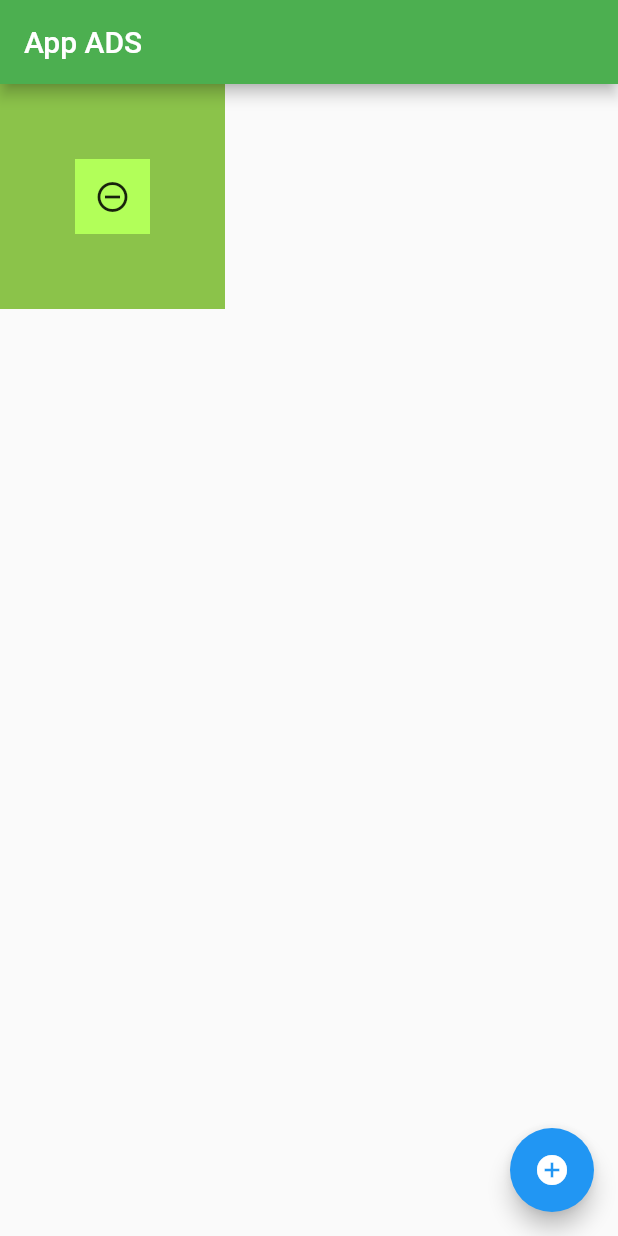
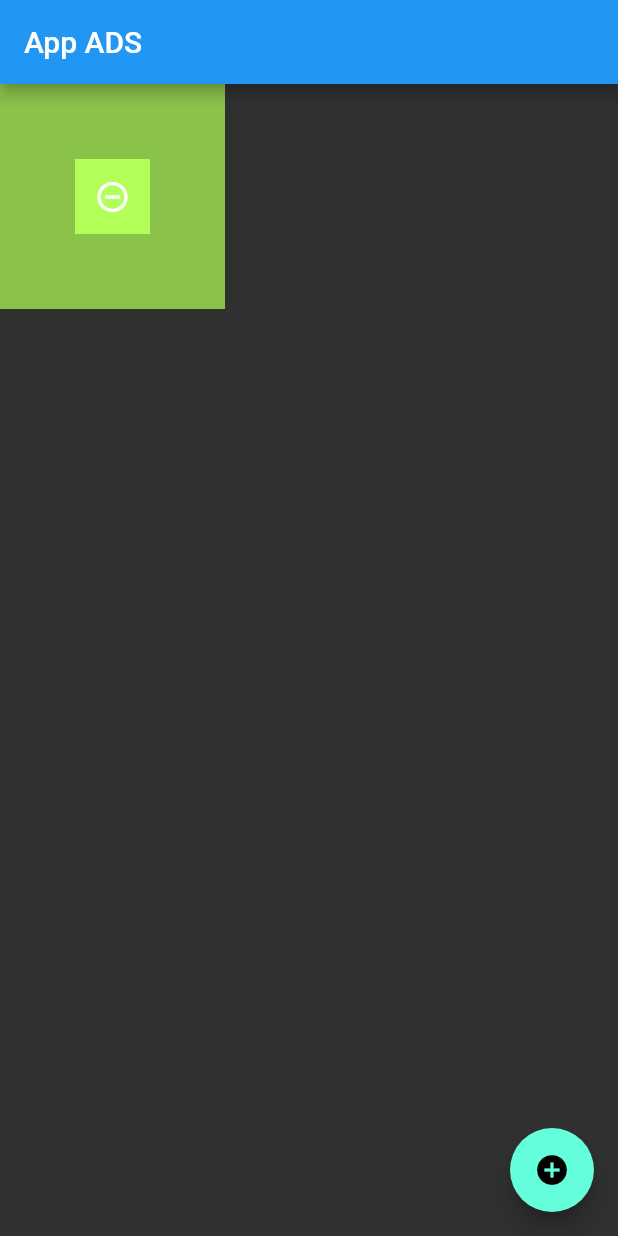
Before and after one commit to keucilene/dispositivos-moveis, a Flutter app: the screen it shows after launch, on a phone screen of 412 x 824 dp. Run offline on Flutter 3.47's test engine with Material 2 defaults, Android fonts, the phone set to English and light mode, and no system bars.

Commit message:
Keucilene - Atividade Obrigatória 2 - Aula 1.7.2
Aula 1.7.2  Mudar thema e cor

```diff
--- a/keucilene/2-flutter-na-pratica/ola_mundo/lib/app_widget.dart
+++ b/keucilene/2-flutter-na-pratica/ola_mundo/lib/app_widget.dart
@@ -8,7 +8,10 @@ class AppWidget extends StatelessWidget {
   @override
   Widget build(BuildContext context) {
     return MaterialApp(
-      theme: ThemeData(primaryColor: Colors.green),
+      theme: ThemeData(
+        primaryColor: Colors.blue,
+        brightness: Brightness.dark,
+      ),
       home: HomePage(),
     );
   }
```
